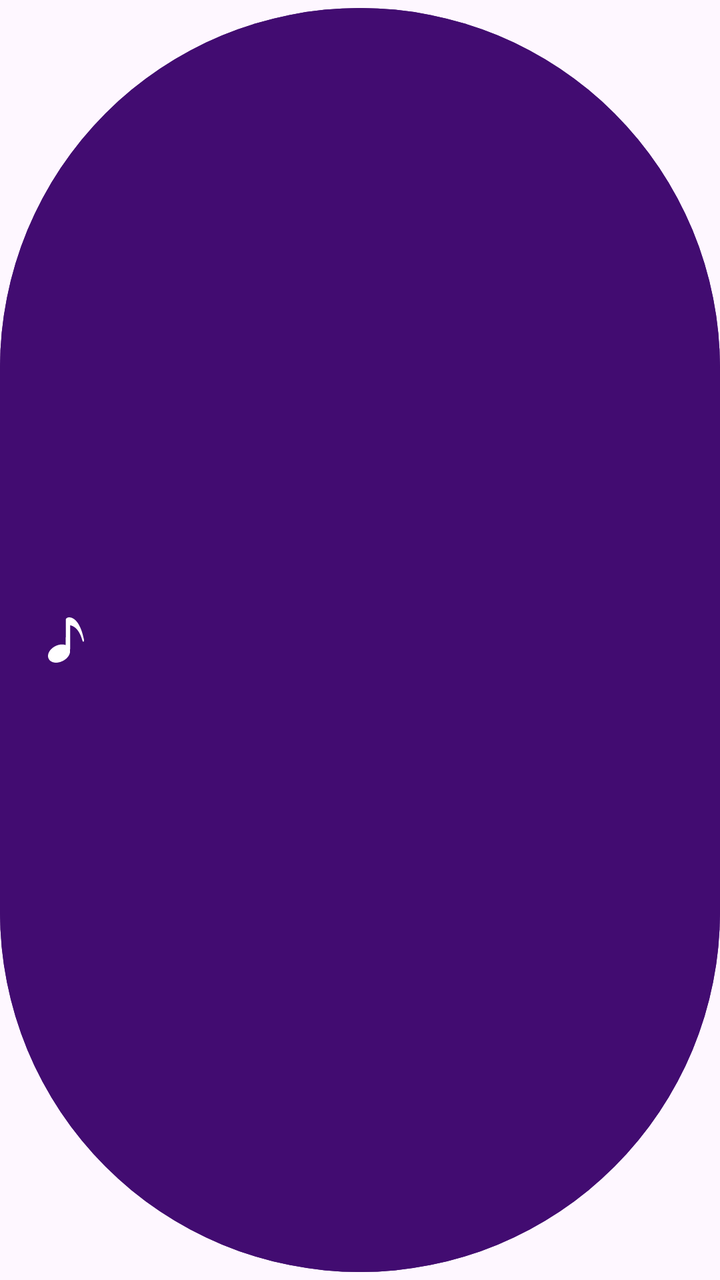
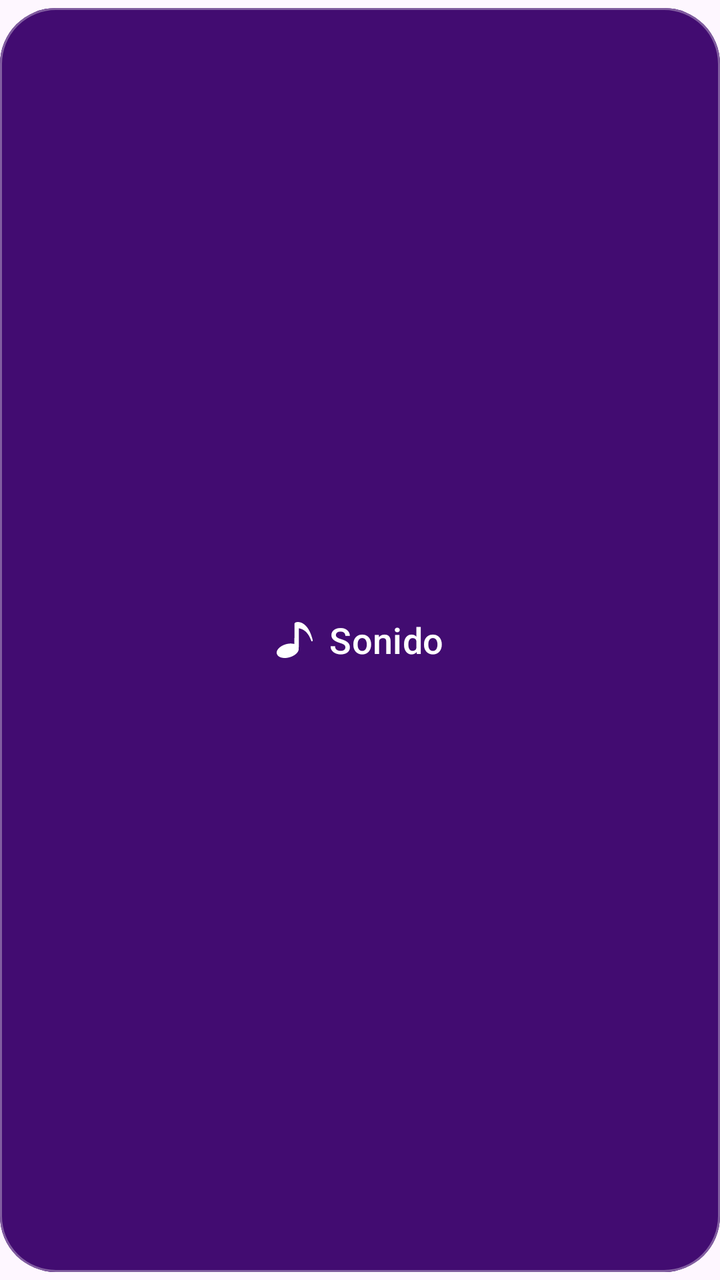

Before-and-after screenshots of an Android layout around one commit, followed by the original layout XML and the change that was made.
<!-- AndroidManifest.xml: application theme Theme.SleepTheory01 -->
<!-- res/layout/item_sound_button.xml -->
<?xml version="1.0" encoding="utf-8"?>
<Button xmlns:android="http://schemas.android.com/apk/res/android"
    android:layout_width="match_parent"
    android:layout_height="wrap_content"
    android:layout_marginTop="16dp"
    android:backgroundTint="@color/sleep_buttons"
    android:drawableLeft="@drawable/ic_sonidos"
    android:drawableTint="@color/white"
    android:textColor="@color/white"
    android:textSize="18sp" />
<!-- resources referenced by this layout -->
<resources>
  <color name="sleep_buttons">#420C71</color>
  <color name="white">#FFFFFFFF</color>
  <!-- drawable ic_sonidos (drawable) -->
  <vector xmlns:android="http://schemas.android.com/apk/res/android" android:height="22.632612dp" android:viewportHeight="1280" android:viewportWidth="1018" android:width="18dp">
        
      <path android:fillColor="#000000" android:pathData="M585,0.6c-22.5,2.7 -37.7,7.7 -52.1,17 -14.1,9.2 -22.5,19.3 -27.7,33.6l-2.7,7.3 -0.3,362.2c-0.1,199.3 -0.6,362.3 -1,362.3 -0.5,-0 -4.2,-1.1 -8.3,-2.6 -28.4,-9.7 -59.7,-14.6 -94.9,-14.7 -33.3,-0 -64.6,3.9 -97.1,12.2 -135.3,34.5 -252.5,132.5 -288.8,241.6 -14.9,44.8 -15.9,85.4 -3.1,126 4.2,13.3 15.4,35.8 23.7,47.5 8.3,11.7 31.8,35.4 42.8,43.1 31.5,22.2 69,35.8 114,41.5 19.1,2.4 58.3,2.4 78.5,-0 119,-14.3 235.4,-80.3 302,-171.3 32.3,-44.2 50.5,-90.5 54,-137.3 0.6,-8.5 1,-146.2 1,-378.9 0,-201 0.2,-365.7 0.5,-366 0.7,-0.6 13.4,2.3 28,6.6 120.8,35.1 217.4,143.3 284.2,318.3 7.6,20 16,43.9 23.3,66.5 19.1,59.1 20.6,63.1 25.4,68.3 7.1,7.9 19.4,7 25.3,-1.7 3.4,-5 4.2,-9 5.4,-26.1 1.2,-15.5 1.2,-15.5 -1.9,-30.5 -20.5,-99.6 -40.8,-173.8 -70.2,-257 -24,-67.8 -57.1,-137.5 -90.4,-189.8 -71.2,-112.1 -161,-176.2 -249.6,-178.2 -9.1,-0.2 -18.1,-0.1 -20,0.1z" android:strokeColor="#00000000"/>
      
  </vector>
  <style name="Theme.SleepTheory01" parent="Base.Theme.SleepTheory01" />
  <style name="Base.Theme.SleepTheory01" parent="Theme.Material3.DayNight.NoActionBar">
          
          
      </style>
</resources>

<!-- the commit's change to res/layout/item_sound_button.xml (unified diff, before → after) -->
@@ -1,10 +1,19 @@
 <?xml version="1.0" encoding="utf-8"?>
-<Button xmlns:android="http://schemas.android.com/apk/res/android"
+<com.google.android.material.button.MaterialButton
+    xmlns:android="http://schemas.android.com/apk/res/android"
+    xmlns:app="http://schemas.android.com/apk/res-auto"
     android:layout_width="match_parent"
     android:layout_height="wrap_content"
+    android:layout_marginHorizontal="16dp"
     android:layout_marginTop="16dp"
+    android:minHeight="56dp"
     android:backgroundTint="@color/sleep_buttons"
-    android:drawableLeft="@drawable/ic_sonidos"
-    android:drawableTint="@color/white"
+    android:text="Sonido"
     android:textColor="@color/white"
-    android:textSize="18sp" />
+    android:textSize="18sp"
+    app:cornerRadius="28dp"
+    app:strokeColor="#55FFFFFF"
+    app:strokeWidth="1dp"
+    app:icon="@drawable/ic_sonidos"
+    app:iconTint="@color/white"
+    app:iconGravity="textStart" />
